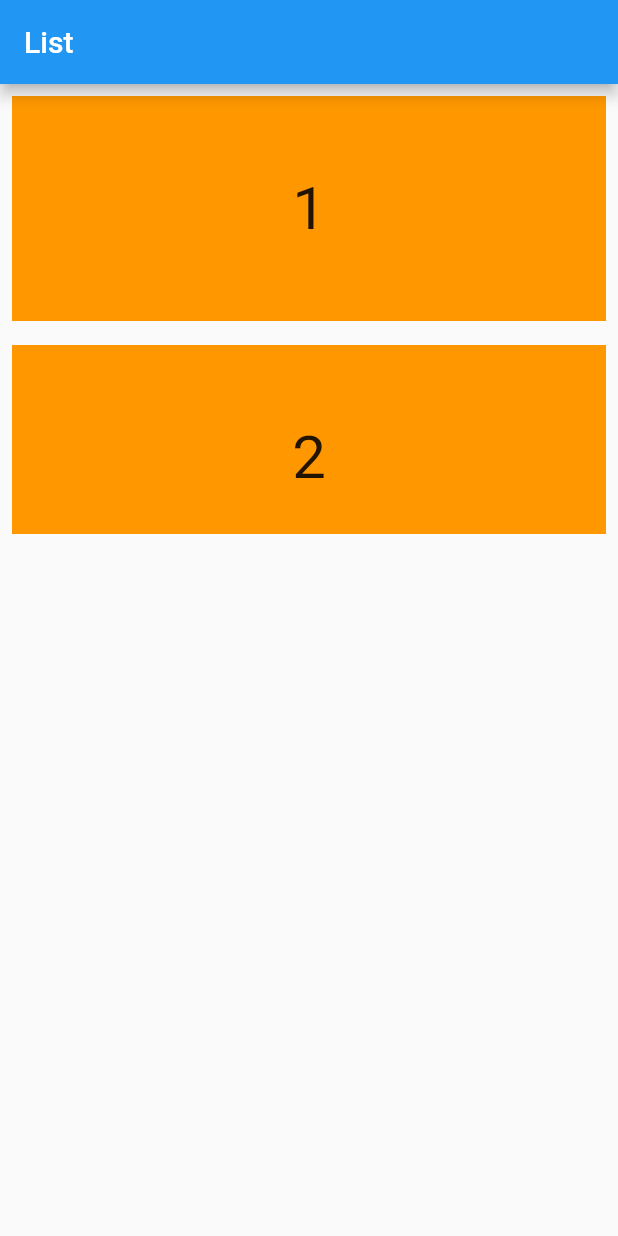
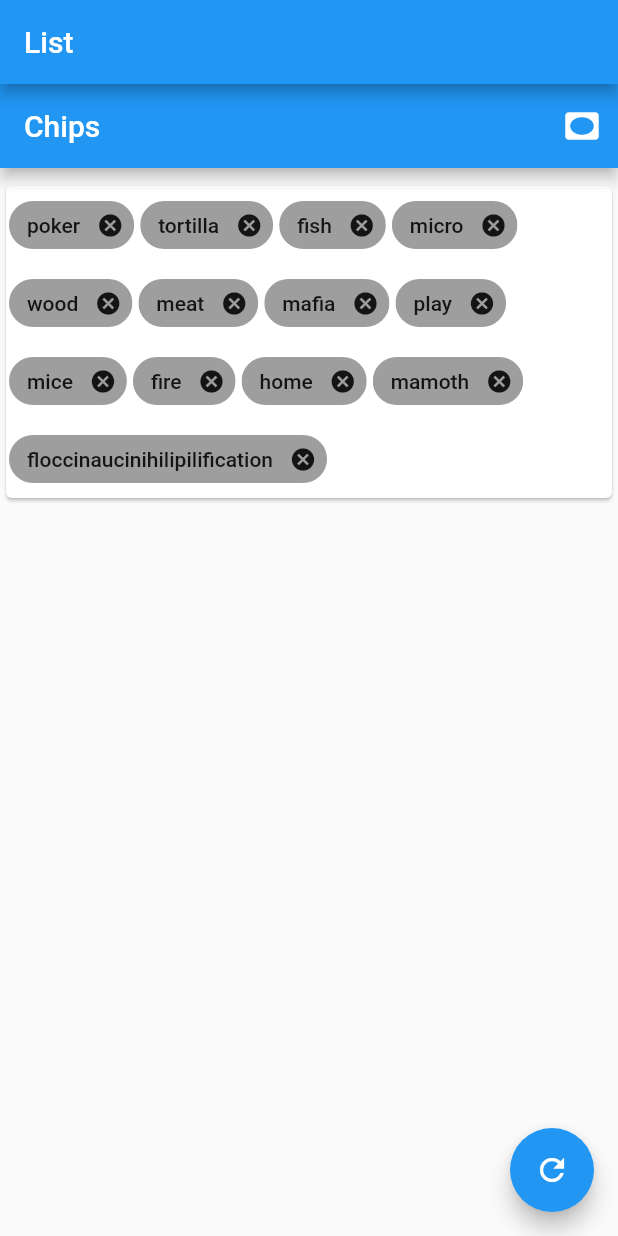
Before and after one commit to Joffrey2378/playground_app, a Flutter app: the screen it shows after launch, on a phone screen of 412 x 824 dp. Run offline on Flutter 3.47's test engine with Material 2 defaults, Android fonts, the phone set to English and light mode, and no system bars.

Commit message:
Exp w/ chips

```diff
--- /dev/null
+++ b/lib/chips/chip_demo.dart
@@ -0,0 +1,78 @@
+import 'package:flutter/material.dart';
+
+import 'chip_tile.dart';
+
+class ChipDemo extends StatefulWidget {
+  @override
+  _ChipDemoState createState() => _ChipDemoState();
+}
+
+class _ChipDemoState extends State<ChipDemo> {
+  List<String> _inputMembers = <String>['poker', 'tortilla', 'fish', 'micro', 'wood', 'meat', 'mafia', 'play', 'mice', 'fire', 'home', 'mamoth', 'floccinaucinihilipilification'];
+
+  String _selectedMaterial = '';
+  bool _showShapeBorder = false;
+
+  void _reset() {
+    _selectedMaterial = '';
+  }
+
+  void _removeMaterial(String name) {
+    _inputMembers.remove(name);
+    if (_selectedMaterial == name) {
+      _selectedMaterial = '';
+    }
+  }
+
+  @override
+  Widget build(BuildContext context) {
+    final List<Widget> chips = _inputMembers.map<Widget>((String name) {
+      return Chip(
+        key: ValueKey<String>(name),
+        backgroundColor: Colors.grey,
+        label: Text(name),
+        onDeleted: () {
+          setState(() {
+            _removeMaterial(name);
+          });
+        },
+      );
+    }).toList();
+
+    final ThemeData theme = Theme.of(context);
+    final List<Widget> tiles = <Widget>[
+      const SizedBox(height: 8.0, width: 0.0),
+      ChipsTile(children: chips),
+    ];
+
+    return Scaffold(
+      appBar: AppBar(
+        title: const Text('Chips'),
+        actions: <Widget>[
+          IconButton(
+            onPressed: () {
+              setState(() {
+                _showShapeBorder = !_showShapeBorder;
+              });
+            },
+            icon: const Icon(Icons.vignette, semanticLabel: 'Update border shape'),
+          ),
+        ],
+      ),
+      body: ChipTheme(
+        data: _showShapeBorder
+            ? theme.chipTheme.copyWith(
+                shape: BeveledRectangleBorder(
+                side: const BorderSide(width: 0.66, style: BorderStyle.solid, color: Colors.grey),
+                borderRadius: BorderRadius.circular(10.0),
+              ))
+            : theme.chipTheme,
+        child: Scrollbar(child: ListView(children: tiles)),
+      ),
+      floatingActionButton: FloatingActionButton(
+        onPressed: () => setState(_reset),
+        child: const Icon(Icons.refresh, semanticLabel: 'Reset chips'),
+      ),
+    );
+  }
+}
--- /dev/null
+++ b/lib/chips/chip_tile.dart
@@ -0,0 +1,27 @@
+import 'package:flutter/material.dart';
+
+class ChipsTile extends StatelessWidget {
+  const ChipsTile({
+    Key key,
+    this.label,
+    this.children,
+  }) : super(key: key);
+
+  final String label;
+  final List<Widget> children;
+
+  @override
+  Widget build(BuildContext context) {
+    return Card(
+      semanticContainer: false,
+      child: Wrap(
+        children: children.map<Widget>((Widget chip) {
+          return Padding(
+            padding: const EdgeInsets.all(2.0),
+            child: chip,
+          );
+        }).toList(),
+      ),
+    );
+  }
+}
--- a/lib/main.dart
+++ b/lib/main.dart
@@ -1,6 +1,5 @@
 import 'package:flutter/material.dart';
-
-import 'list_view.dart';
+import 'package:testing_app/chips/chip_demo.dart';
 
 void main() => runApp(new MyApp());
 
@@ -13,7 +12,7 @@ class MyApp extends StatelessWidget {
             appBar: new AppBar(
               title: Text("List"),
             ),
-            body: ListTestsPage()
+            body: ChipDemo()
 //        GridWidget(inputList: <TwoFieldsObject>[
 //          TwoFieldsObject('Cool!', 'one'),
 //          TwoFieldsObject('Awesome!', 'two'),
```
Also changed, not shown: lib/layout_experiments/colomn_textfield_column_ inside_row.dart (deleted, +0 -130 lines).
